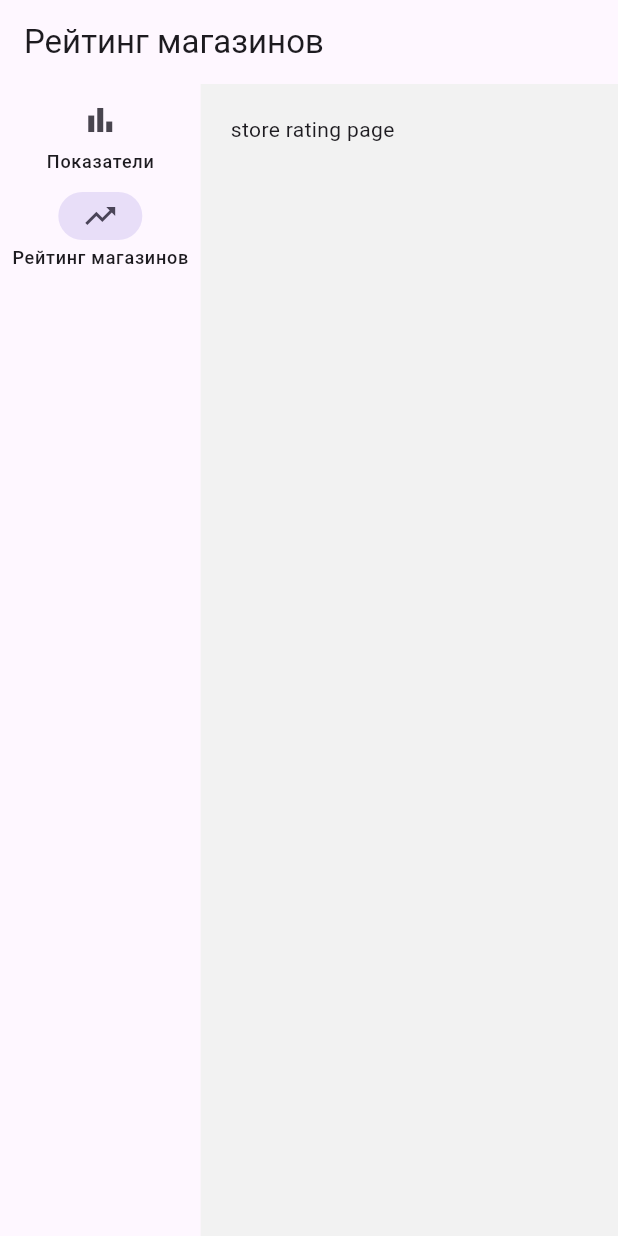
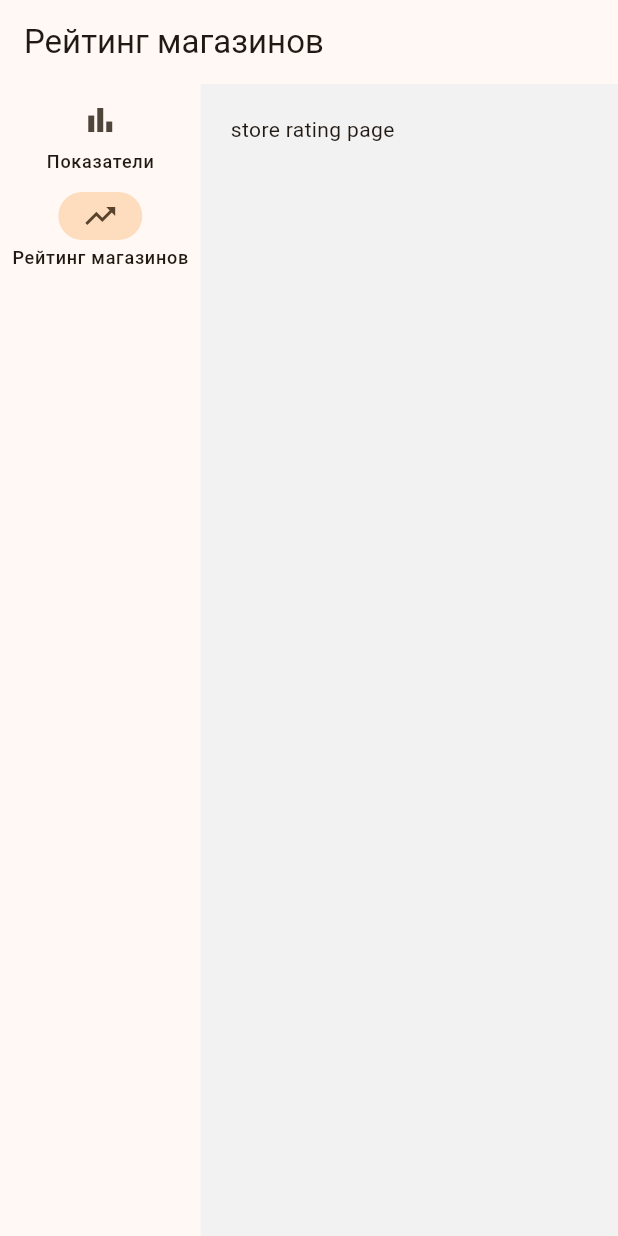
Before and after one commit to KirillBarabanshikov/dashboard, a Flutter app: the StoreRatingPage screen opened by its route, on a phone screen of 412 x 824 dp. Run offline on Flutter 3.47's test engine with Material 3 defaults, Android fonts, the light colour scheme and no system bars; our stand-ins replace go_router.

Commit message:
fix colorScheme

```diff
--- a/lib/app/theme/theme.dart
+++ b/lib/app/theme/theme.dart
@@ -2,4 +2,5 @@ import 'package:flutter/material.dart';
 
 final theme = ThemeData(
   scaffoldBackgroundColor: const Color.fromRGBO(242, 242, 242, 1),
+  colorScheme: ColorScheme.fromSeed(seedColor: Colors.orangeAccent),
 );
```
